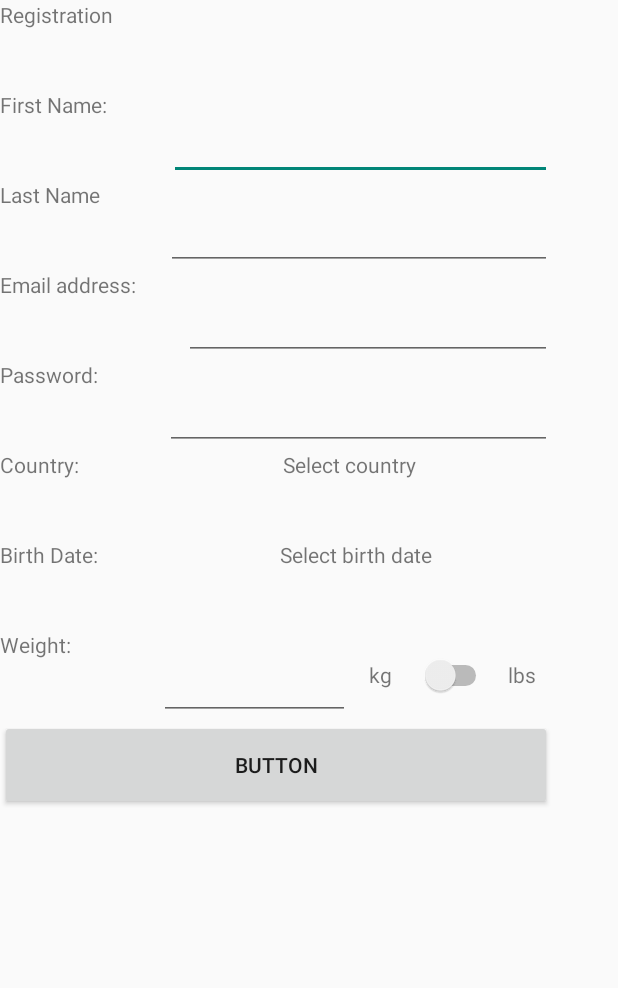
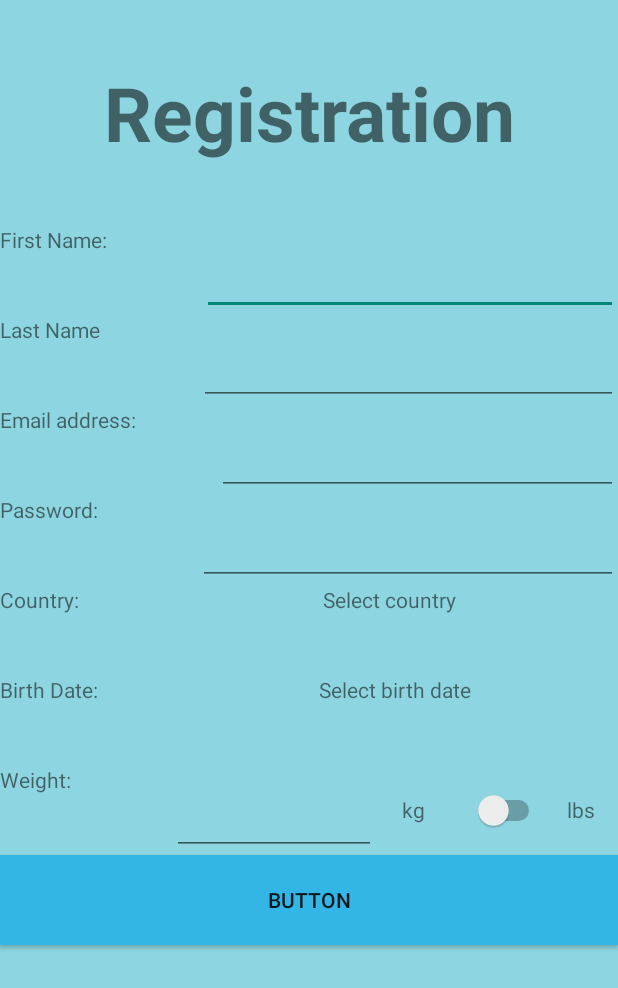
Before and after one commit to AP-Elektronica-ICT/IP18-SleepQuality01, an Android app: the screen it shows after launch (register), after a tap on "REGISTER", on a phone screen of 412 x 824 dp. Shown: the top 988 px of the screen. Run offline under Robolectric (Android 15) with nearby library versions, the phone set to English and light mode, and no system bars; our stand-ins replace Firebase (no records; nobody signed in at launch, a user with empty details on screens opened directly); libraries missing offline, so code that uses them is left out: com.mukesh.countrypicker; 1 other tap on this screen came first.

Commit message:
Colors and scaling

```diff
--- a/Android/app/src/main/java/be/eaict/sleepqualitymeter/login.java
+++ b/Android/app/src/main/java/be/eaict/sleepqualitymeter/login.java
@@ -39,7 +39,6 @@ public class login extends AppCompatActivity {
         setContentView(R.layout.activity_login);
 
         //BINDINGS
-        ImageView ImageHeader = findViewById(R.id.lgnImg);
         TextView txtusername = findViewById(R.id.lgnTxtUsername);
         TextView txtpassword = findViewById(R.id.lgnTxtPassw);
         editemail = findViewById(R.id.lgnEditUsername);
--- a/Android/app/src/main/res/layout/activity_records.xml
+++ b/Android/app/src/main/res/layout/activity_records.xml
@@ -6,8 +6,9 @@
     xmlns:app="http://schemas.android.com/apk/res-auto">
 
     <LinearLayout
-        android:layout_width="368dp"
-        android:layout_height="551dp"
+        android:layout_width="match_parent"
+        android:layout_height="match_parent"
+        android:background="#8dd5e0"
         android:orientation="vertical"
         tools:layout_editor_absoluteX="8dp"
         tools:layout_editor_absoluteY="8dp">
--- a/Android/app/src/main/res/layout/activity_register.xml
+++ b/Android/app/src/main/res/layout/activity_register.xml
@@ -8,8 +8,9 @@
     android:calendarViewShown="false">
 
     <LinearLayout
-        android:layout_width="368dp"
-        android:layout_height="551dp"
+        android:layout_width="match_parent"
+        android:layout_height="match_parent"
+        android:background="#8dd5e0"
         android:orientation="vertical"
         tools:layout_editor_absoluteX="8dp"
         tools:layout_editor_absoluteY="8dp">
@@ -24,8 +25,11 @@
             <TextView
                 android:id="@+id/regTxtTitle"
                 android:layout_width="match_parent"
-                android:layout_height="60dp"
-                android:text="TextView" />
+                android:layout_height="150dp"
+                android:gravity="center"
+                android:text="TextView"
+                android:textSize="50sp"
+                android:textStyle="bold" />
 
             <LinearLayout
                 android:layout_width="match_parent"
@@ -45,8 +49,7 @@
                     android:layout_height="match_parent"
                     android:layout_weight="1"
                     android:ems="10"
-                    android:inputType="textPersonName"
-                    />
+                    android:inputType="textPersonName" />
             </LinearLayout>
 
             <LinearLayout
@@ -154,8 +157,8 @@
                     android:layout_width="wrap_content"
                     android:layout_height="match_parent"
                     android:layout_weight="4"
-                    android:textAlignment="center"
-                    android:text="TextView" />
+                    android:text="TextView"
+                    android:textAlignment="center" />
 
             </LinearLayout>
 
@@ -207,6 +210,7 @@
                 android:id="@+id/regBtnRegister"
                 android:layout_width="match_parent"
                 android:layout_height="60dp"
+                android:background="@android:color/holo_blue_light"
                 android:text="Button" />
 
         </LinearLayout>
--- a/Android/app/src/main/res/layout/activity_settings.xml
+++ b/Android/app/src/main/res/layout/activity_settings.xml
@@ -6,8 +6,9 @@
     xmlns:app="http://schemas.android.com/apk/res-auto">
 
     <LinearLayout
-        android:layout_width="400dp"
-        android:layout_height="600dp"
+        android:layout_width="match_parent"
+        android:layout_height="match_parent"
+        android:background="#8dd5e0"
         android:orientation="vertical"
         tools:layout_editor_absoluteX="8dp"
         tools:layout_editor_absoluteY="8dp">
--- a/Android/app/src/main/res/layout/listview_records.xml
+++ b/Android/app/src/main/res/layout/listview_records.xml
@@ -9,6 +9,7 @@
         android:id="@+id/recListLayout"
         android:layout_width="368dp"
         android:layout_height="60dp"
+        android:background="#8dd5e0"
         android:orientation="horizontal"
         tools:layout_editor_absoluteX="8dp"
         tools:layout_editor_absoluteY="8dp">
```
Also changed, not shown: Android/app/src/main/res/layout/activity_home_screen.xml (+8 -8 lines), Android/app/src/main/res/layout/activity_login.xml (+11 -4 lines), Android/app/src/main/res/layout/activity_profile.xml (+9 -8 lines), Android/app/src/main/res/layout/activity_sleep_summary.xml (+6 -5 lines), Android/app/src/main/res/drawable/background.png (added), Android/app/src/main/res/drawable/logo.png (added), Android/app/src/main/res/drawable/templogo.png (added).
